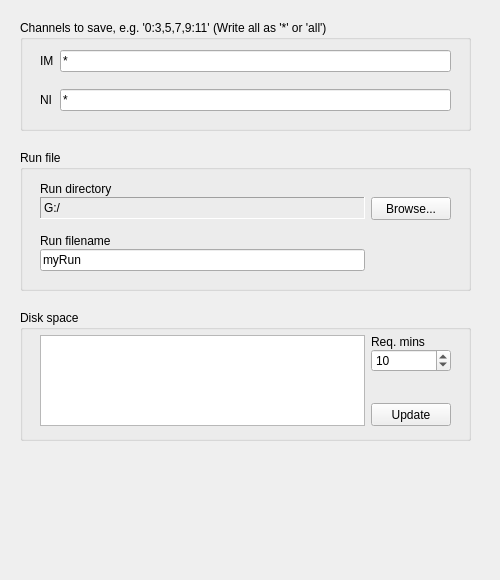
First picture: the form in Forms/SeeNSaveTab.ui, repository billkarsh/SpikeGLX, before the edit.
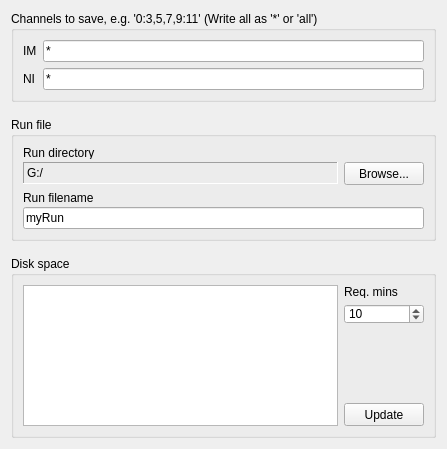
Second picture: the form after the edit.

Diff of the .ui file:
```diff
--- a/Forms/SeeNSaveTab.ui
+++ b/Forms/SeeNSaveTab.ui
@@ -6,8 +6,8 @@
    <rect>
     <x>0</x>
     <y>0</y>
-    <width>500</width>
-    <height>580</height>
+    <width>447</width>
+    <height>449</height>
    </rect>
   </property>
   <property name="baseSize">
@@ -27,30 +27,18 @@
   <property name="windowTitle">
    <string>Form</string>
   </property>
+  <layout class="QGridLayout" name="gridLayout">
+   <property name="verticalSpacing">
+    <number>15</number>
+   </property>
+   <item row="0" column="0">
   <widget class="QGroupBox" name="saveChnGB">
-   <property name="geometry">
-    <rect>
-     <x>20</x>
-     <y>20</y>
-     <width>451</width>
-     <height>111</height>
-    </rect>
-   </property>
    <property name="title">
     <string>Channels to save, e.g. '0:3,5,7,9:11' (Write all as '*' or 'all')</string>
    </property>
-   <widget class="QWidget" name="gridLayoutWidget_3">
-    <property name="geometry">
-     <rect>
-      <x>20</x>
-      <y>30</y>
-      <width>411</width>
-      <height>61</height>
-     </rect>
-    </property>
-    <layout class="QGridLayout" name="gridLayout_1">
+     <layout class="QGridLayout" name="gridLayout_4">
      <property name="verticalSpacing">
-      <number>0</number>
+       <number>6</number>
      </property>
      <item row="0" column="0">
       <widget class="QLabel" name="label_1">
@@ -59,84 +47,57 @@
        </property>
       </widget>
      </item>
-     <item row="2" column="1">
-      <widget class="QLineEdit" name="niSaveChansLE">
-       <property name="minimumSize">
-        <size>
-         <width>0</width>
-         <height>22</height>
-        </size>
-       </property>
-       <property name="text">
-        <string>*</string>
-       </property>
-      </widget>
-     </item>
-     <item row="0" column="1">
-      <widget class="QLineEdit" name="imSaveChansLE">
-       <property name="minimumSize">
-        <size>
-         <width>0</width>
-         <height>22</height>
-        </size>
-       </property>
-       <property name="text">
-        <string>*</string>
-       </property>
-      </widget>
-     </item>
-     <item row="2" column="0">
+      <item row="1" column="0">
       <widget class="QLabel" name="label_2">
        <property name="text">
         <string>NI</string>
        </property>
       </widget>
      </item>
+      <item row="0" column="1">
+       <widget class="QLineEdit" name="imSaveChansLE">
+        <property name="minimumSize">
+         <size>
+          <width>0</width>
+          <height>22</height>
+         </size>
+        </property>
+        <property name="text">
+         <string>*</string>
+        </property>
+       </widget>
+      </item>
      <item row="1" column="1">
-      <spacer name="verticalSpacer_1">
-       <property name="orientation">
-        <enum>Qt::Vertical</enum>
-       </property>
-       <property name="sizeHint" stdset="0">
+       <widget class="QLineEdit" name="niSaveChansLE">
+        <property name="minimumSize">
         <size>
-         <width>20</width>
-         <height>6</height>
-        </size>
-       </property>
-      </spacer>
+          <width>0</width>
+          <height>22</height>
+         </size>
+        </property>
+        <property name="text">
+         <string>*</string>
+        </property>
+       </widget>
      </item>
     </layout>
    </widget>
-  </widget>
+   </item>
+   <item row="1" column="0">
   <widget class="QGroupBox" name="runGB">
-   <property name="geometry">
-    <rect>
-     <x>20</x>
-     <y>150</y>
-     <width>451</width>
-     <height>141</height>
-    </rect>
-   </property>
    <property name="title">
     <string>Run file</string>
    </property>
-   <widget class="QWidget" name="gridLayoutWidget">
-    <property name="geometry">
-     <rect>
-      <x>20</x>
-      <y>30</y>
-      <width>411</width>
-      <height>91</height>
-     </rect>
-    </property>
-    <layout class="QGridLayout" name="gridLayout_2">
+     <layout class="QGridLayout" name="gridLayout_6">
+      <item row="0" column="0">
+       <layout class="QGridLayout" name="gridLayout_5">
      <property name="verticalSpacing">
-      <number>0</number>
-     </property>
-     <item row="1" column="1">
+         <number>3</number>
+        </property>
+        <item row="0" column="0">
       <widget class="QLabel" name="runDirLabel">
        <property name="sizePolicy">
-        <sizepolicy hsizetype="Expanding" vsizetype="Minimum">
+           <sizepolicy hsizetype="Expanding" vsizetype="Preferred">
          <horstretch>0</horstretch>
          <verstretch>0</verstretch>
         </sizepolicy>
@@ -155,42 +116,7 @@
        </property>
       </widget>
      </item>
-     <item row="2" column="2">
-      <widget class="QPushButton" name="runDirBut">
-       <property name="minimumSize">
-        <size>
-         <width>0</width>
-         <height>23</height>
-        </size>
-       </property>
-       <property name="text">
-        <string>Browse...</string>
-       </property>
-      </widget>
-     </item>
-     <item row="4" column="1">
-      <widget class="QLabel" name="runNameLabel">
-       <property name="sizePolicy">
-        <sizepolicy hsizetype="Expanding" vsizetype="Minimum">
-         <horstretch>0</horstretch>
-         <verstretch>0</verstretch>
-        </sizepolicy>
-       </property>
-       <property name="minimumSize">
-        <size>
-         <width>0</width>
-         <height>13</height>
-        </size>
-       </property>
-       <property name="text">
-        <string>Run filename</string>
-       </property>
-       <property name="alignment">
-        <set>Qt::AlignLeading|Qt::AlignLeft|Qt::AlignVCenter</set>
-       </property>
-      </widget>
-     </item>
-     <item row="2" column="1">
+        <item row="1" column="0">
       <widget class="QLabel" name="runDirLbl">
        <property name="sizePolicy">
         <sizepolicy hsizetype="Expanding" vsizetype="Fixed">
@@ -221,7 +147,70 @@
        </property>
       </widget>
      </item>
-     <item row="3" column="1">
+        <item row="1" column="1">
+         <widget class="QPushButton" name="runDirBut">
+          <property name="sizePolicy">
+           <sizepolicy hsizetype="Preferred" vsizetype="Preferred">
+            <horstretch>0</horstretch>
+            <verstretch>0</verstretch>
+           </sizepolicy>
+          </property>
+          <property name="minimumSize">
+           <size>
+            <width>0</width>
+            <height>23</height>
+           </size>
+          </property>
+          <property name="text">
+           <string>Browse...</string>
+          </property>
+         </widget>
+        </item>
+       </layout>
+      </item>
+      <item row="2" column="0">
+       <layout class="QVBoxLayout" name="verticalLayout">
+        <property name="spacing">
+         <number>3</number>
+        </property>
+        <item>
+         <widget class="QLabel" name="runNameLabel">
+          <property name="sizePolicy">
+           <sizepolicy hsizetype="Expanding" vsizetype="Preferred">
+            <horstretch>0</horstretch>
+            <verstretch>0</verstretch>
+           </sizepolicy>
+          </property>
+          <property name="minimumSize">
+           <size>
+            <width>0</width>
+            <height>13</height>
+           </size>
+          </property>
+          <property name="text">
+           <string>Run filename</string>
+          </property>
+          <property name="alignment">
+           <set>Qt::AlignLeading|Qt::AlignLeft|Qt::AlignVCenter</set>
+          </property>
+         </widget>
+        </item>
+        <item>
+         <widget class="QLineEdit" name="runNameLE">
+          <property name="minimumSize">
+           <size>
+            <width>0</width>
+            <height>22</height>
+           </size>
+          </property>
+          <property name="text">
+           <string>myRun</string>
+          </property>
+         </widget>
+        </item>
+       </layout>
+      </item>
+      <item row="1" column="0">
       <spacer name="verticalSpacer_2">
        <property name="orientation">
         <enum>Qt::Vertical</enum>
@@ -232,56 +221,24 @@
        <property name="sizeHint" stdset="0">
         <size>
          <width>20</width>
-         <height>12</height>
+          <height>6</height>
         </size>
        </property>
       </spacer>
      </item>
-     <item row="5" column="1">
-      <widget class="QLineEdit" name="runNameLE">
-       <property name="minimumSize">
-        <size>
-         <width>0</width>
-         <height>22</height>
-        </size>
-       </property>
-       <property name="text">
-        <string>myRun</string>
-       </property>
-      </widget>
-     </item>
-    </layout>
-   </widget>
-  </widget>
+     </layout>
+    </widget>
+   </item>
+   <item row="2" column="0">
   <widget class="QGroupBox" name="diskGB">
-   <property name="geometry">
-    <rect>
-     <x>20</x>
-     <y>310</y>
-     <width>451</width>
-     <height>131</height>
-    </rect>
-   </property>
    <property name="title">
     <string>Disk space</string>
    </property>
-   <widget class="QWidget" name="gridLayoutWidget_4">
-    <property name="geometry">
-     <rect>
-      <x>20</x>
-      <y>25</y>
-      <width>411</width>
-      <height>91</height>
-     </rect>
-    </property>
-    <layout class="QGridLayout" name="gridLayout_3">
-     <property name="horizontalSpacing">
-      <number>6</number>
-     </property>
+     <layout class="QGridLayout" name="gridLayout_2">
      <property name="verticalSpacing">
-      <number>0</number>
-     </property>
-     <item row="0" column="0">
+       <number>3</number>
+      </property>
+      <item row="0" column="0" rowspan="5">
       <widget class="QTextEdit" name="diskTE">
        <property name="sizePolicy">
         <sizepolicy hsizetype="Expanding" vsizetype="Expanding">
@@ -301,11 +258,28 @@
       </widget>
      </item>
      <item row="0" column="1">
-      <layout class="QGridLayout" name="gridLayout">
-       <item row="1" column="0">
+       <widget class="QLabel" name="label_3">
+        <property name="sizePolicy">
+         <sizepolicy hsizetype="Preferred" vsizetype="Preferred">
+          <horstretch>0</horstretch>
+          <verstretch>0</verstretch>
+         </sizepolicy>
+        </property>
+        <property name="minimumSize">
+         <size>
+          <width>0</width>
+          <height>13</height>
+         </size>
+        </property>
+        <property name="text">
+         <string>Req. mins</string>
+        </property>
+       </widget>
+      </item>
+      <item row="2" column="1">
         <widget class="QSpinBox" name="diskSB">
          <property name="sizePolicy">
-          <sizepolicy hsizetype="Minimum" vsizetype="Minimum">
+         <sizepolicy hsizetype="MinimumExpanding" vsizetype="Fixed">
            <horstretch>0</horstretch>
            <verstretch>0</verstretch>
           </sizepolicy>
@@ -327,29 +301,10 @@
          </property>
         </widget>
        </item>
-       <item row="0" column="0">
-        <widget class="QLabel" name="label_3">
-         <property name="sizePolicy">
-          <sizepolicy hsizetype="MinimumExpanding" vsizetype="Minimum">
-           <horstretch>0</horstretch>
-           <verstretch>0</verstretch>
-          </sizepolicy>
-         </property>
-         <property name="minimumSize">
-          <size>
-           <width>0</width>
-           <height>13</height>
-          </size>
-         </property>
-         <property name="text">
-          <string>Req. mins</string>
-         </property>
-        </widget>
-       </item>
-       <item row="3" column="0">
+      <item row="4" column="1">
         <widget class="QPushButton" name="diskBut">
          <property name="sizePolicy">
-          <sizepolicy hsizetype="Minimum" vsizetype="Preferred">
+         <sizepolicy hsizetype="Preferred" vsizetype="Preferred">
            <horstretch>0</horstretch>
            <verstretch>0</verstretch>
           </sizepolicy>
@@ -371,7 +326,7 @@
          </property>
         </widget>
        </item>
-       <item row="2" column="0">
+      <item row="3" column="1">
         <spacer name="verticalSpacer">
          <property name="orientation">
           <enum>Qt::Vertical</enum>
@@ -385,10 +340,9 @@
         </spacer>
        </item>
       </layout>
-     </item>
-    </layout>
-   </widget>
-  </widget>
+    </widget>
+   </item>
+  </layout>
  </widget>
  <tabstops>
   <tabstop>imSaveChansLE</tabstop>
```
Left out of the diff: 2 changed lines with no effect on the pictures. Lines whose indentation alone changed are shown as unchanged.
